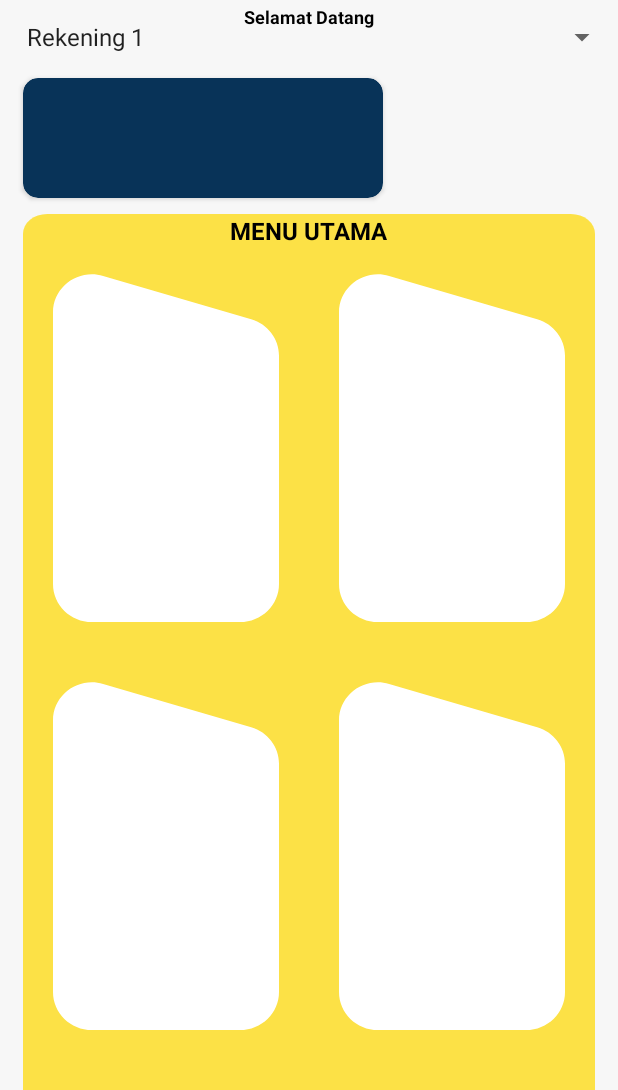
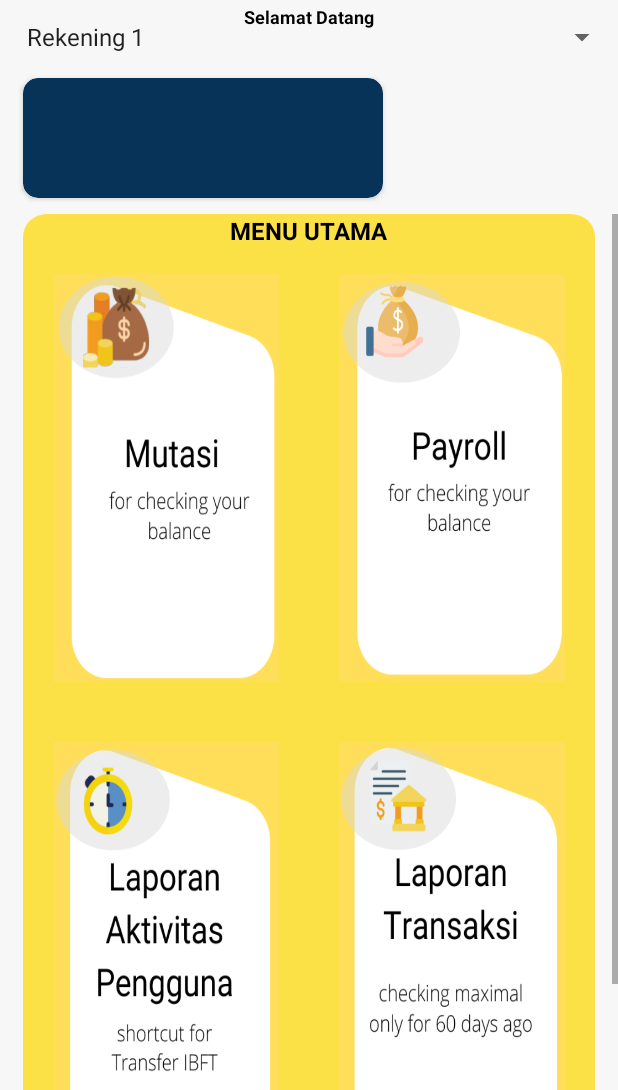
Before and after one commit to ohmantun/CMSMantap, an Android app: the Beranda screen opened directly, with no data from a screen before it, on a phone screen of 412 x 824 dp, the part 146-1236 px from its top. Run offline under Robolectric (Android 15) with nearby library versions, the phone set to English and light mode, and no system bars; our stand-ins replace navigation-ui.

Commit message:
Modify Main page.xml dan Beranda.kt Add 4 image .png

```diff
--- a/app/src/main/java/com/example/cmsmantap/Beranda.kt
+++ b/app/src/main/java/com/example/cmsmantap/Beranda.kt
@@ -1,9 +1,11 @@
 package com.example.cmsmantap
 
+import android.content.Intent
 import androidx.appcompat.app.AppCompatActivity
 import android.os.Bundle
 import android.view.Menu
 import android.widget.ArrayAdapter
+import android.widget.ImageButton
 import android.widget.Spinner
 import androidx.drawerlayout.widget.DrawerLayout
 import androidx.navigation.ui.AppBarConfiguration
@@ -25,6 +27,7 @@ class Beranda : AppCompatActivity() {
         setContentView(R.layout.activity_main_page)
 
         val spinner: Spinner = findViewById(R.id.spinner_rek)
+        val menubtnPayroll = findViewById<ImageButton>(R.id.btnPayroll)
 
 // Create an ArrayAdapter using the string array and a default spinner layout
         ArrayAdapter.createFromResource(
@@ -38,5 +41,10 @@ class Beranda : AppCompatActivity() {
             spinner.adapter = adapter
         }
 
+        menubtnPayroll.setOnClickListener {
+            val intent = Intent(this, Beranda::class.java)
+            startActivity(intent)
+        }
+
     }
 }
--- a/app/src/main/res/layout/activity_main_page.xml
+++ b/app/src/main/res/layout/activity_main_page.xml
@@ -75,26 +75,27 @@
         app:layout_constraintTop_toTopOf="parent">
     </androidx.cardview.widget.CardView>
 
-
-
-
     <RelativeLayout
+        android:id="@+id/relativelay1"
         android:layout_width="match_parent"
         android:layout_height="match_parent"
         android:layout_marginTop="240dp">
 
+   <ScrollView
+       android:layout_width="match_parent"
+       android:layout_height="wrap_content">
 
     <GridLayout
         android:layout_width="match_parent"
-        android:layout_height="match_parent"
+        android:layout_height="wrap_content"
         android:layout_marginLeft="15dp"
         android:layout_marginRight="15dp"
         android:columnCount="2"
         android:rowCount="2"
         android:background="@drawable/ic_box_kuning">
 
-        <ImageView
-            android:layout_width="87dp"
+        <ImageButton
+            android:layout_width="50dp"
             android:layout_height="137dp"
             android:layout_row="0"
             android:layout_rowWeight="1"
@@ -104,14 +105,16 @@
             android:layout_marginRight="20dp"
             android:layout_marginTop="40dp"
             android:layout_marginBottom="20dp"
-            android:background="@drawable/ic_rectangle_3"
+            android:background="@drawable/menu_mutasi"
             app:layout_constraintEnd_toEndOf="parent"
             app:layout_constraintHorizontal_bias="0.146"
             app:layout_constraintStart_toStartOf="parent"
-            app:layout_constraintTop_toTopOf="parent">
-        </ImageView>
+            app:layout_constraintTop_toTopOf="parent"
+            android:clickable="true"
+            android:contextClickable="true">
+        </ImageButton>
 
-        <ImageView
+        <ImageButton
             android:layout_width="87dp"
             android:layout_height="137dp"
             android:layout_row="1"
@@ -122,14 +125,16 @@
             android:layout_marginRight="20dp"
             android:layout_marginTop="20dp"
             android:layout_marginBottom="40dp"
-            android:background="@drawable/ic_rectangle_3"
+            android:background="@drawable/menu_transaksi"
             app:layout_constraintEnd_toEndOf="parent"
             app:layout_constraintHorizontal_bias="0.146"
             app:layout_constraintStart_toStartOf="parent"
-            app:layout_constraintTop_toTopOf="parent">
-        </ImageView>
+            app:layout_constraintTop_toTopOf="parent"
+            android:clickable="true"
+            android:contextClickable="true">
+        </ImageButton>
 
-        <ImageView
+        <ImageButton
             android:layout_width="87dp"
             android:layout_height="137dp"
             android:layout_row="1"
@@ -140,14 +145,17 @@
             android:layout_marginRight="20dp"
             android:layout_marginTop="20dp"
             android:layout_marginBottom="40dp"
-            android:background="@drawable/ic_rectangle_3"
+            android:background="@drawable/menu_laporan"
             app:layout_constraintEnd_toEndOf="parent"
             app:layout_constraintHorizontal_bias="0.146"
             app:layout_constraintStart_toStartOf="parent"
-            app:layout_constraintTop_toTopOf="parent">
-        </ImageView>
+            app:layout_constraintTop_toTopOf="parent"
+            android:clickable="true"
+            android:contextClickable="true">
+        </ImageButton>
 
-        <ImageView
+        <ImageButton
+            android:id="@+id/btnPayroll"
             android:layout_width="87dp"
             android:layout_height="137dp"
             android:layout_row="0"
@@ -158,14 +166,17 @@
             android:layout_marginRight="20dp"
             android:layout_marginTop="40dp"
             android:layout_marginBottom="20dp"
-            android:background="@drawable/ic_rectangle_3"
+            android:background="@drawable/menu_payroll"
             app:layout_constraintEnd_toEndOf="parent"
             app:layout_constraintHorizontal_bias="0.146"
             app:layout_constraintStart_toStartOf="parent"
-            app:layout_constraintTop_toTopOf="parent">
-        </ImageView>
+            app:layout_constraintTop_toTopOf="parent"
+            android:clickable="true"
+            android:contextClickable="true">
+        </ImageButton>
 
     </GridLayout>
+   </ScrollView>
     <TextView
         android:id="@+id/menu_utama"
         android:layout_width="wrap_content"
```
Also changed, not shown: app/src/main/res/drawable/menu_laporan.png (added), app/src/main/res/drawable/menu_mutasi.png (added), app/src/main/res/drawable/menu_payroll.png (added), app/src/main/res/drawable/menu_transaksi.png (added).
